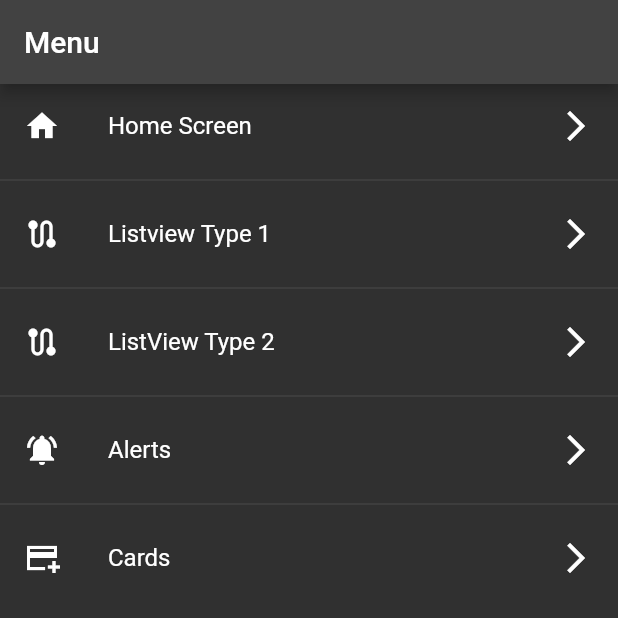
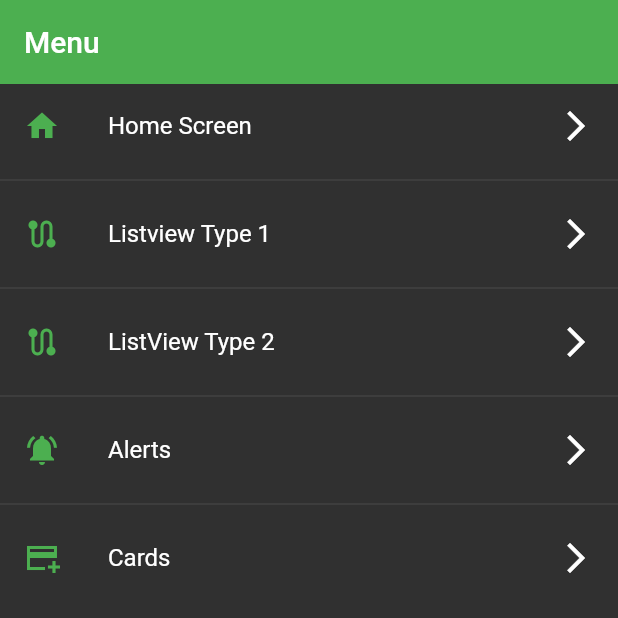
Before and after one commit to panchis7u7/Flutter, a Flutter app: the screen it shows after launch, on a phone screen of 412 x 824 dp, the top half of it. Run offline on Flutter 3.47's test engine with Material 2 defaults, Android fonts, the phone set to English and light mode, and no system bars.

Commit message:
Implemented custom cards with images as content.

```diff
--- a/component_navigator/lib/main.dart
+++ b/component_navigator/lib/main.dart
@@ -1,5 +1,6 @@
 import 'package:component_navigator/router/routes.dart';
 import 'package:component_navigator/screens/menu.dart';
+import 'package:component_navigator/theme/app_theme.dart';
 import 'package:flutter/material.dart';
 
 void main() => runApp(const MyApp());
@@ -13,8 +14,6 @@ class MyApp extends StatelessWidget {
     initialRoute: "Home",
     routes: AppRoutes.getAppRoutes(),
     onGenerateRoute: (settings) => AppRoutes.onGenerateRoute(settings, const Menu()),
-    theme: ThemeData.dark().copyWith(
-      primaryColor: Colors.indigo
-    )
+    theme: AppTheme.darkTheme
   );
 }
--- a/component_navigator/lib/router/routes.dart
+++ b/component_navigator/lib/router/routes.dart
@@ -1,5 +1,6 @@
 import 'package:component_navigator/models/menu_option.dart';
 import 'package:component_navigator/screens/menu.dart';
+import 'package:component_navigator/screens/menu_card.dart';
 import 'package:component_navigator/screens/test.dart';
 import 'package:flutter/material.dart';
 
@@ -11,7 +12,7 @@ class AppRoutes {
     MenuOption(route: 'LVT1', name: 'Listview Type 1', screen: const Test(), icon: Icons.route),
     MenuOption(route: 'LVT2', name: 'ListView Type 2', screen: const Test(), icon: Icons.route),
     MenuOption(route: 'Alerts', name: 'Alerts', screen: const Test(), icon: Icons.notifications_active),
-    MenuOption(route: 'Cards', name: 'Cards', screen: const Test(), icon: Icons.add_card_sharp),
+    MenuOption(route: 'Cards', name: 'Cards', screen: const CardScreen(), icon: Icons.add_card_sharp),
   ];
 
   static onGenerateRoute(RouteSettings settings, Widget defaultWidget) =>
--- a/component_navigator/lib/screens/menu.dart
+++ b/component_navigator/lib/screens/menu.dart
@@ -1,4 +1,5 @@
 import 'package:component_navigator/router/routes.dart';
+import 'package:component_navigator/theme/app_theme.dart';
 import 'package:flutter/material.dart';
 
 class Menu extends StatelessWidget {
@@ -12,7 +13,7 @@ const Menu({super.key});
       ),
       body: ListView.separated(
         itemBuilder: (context, index) => ListTile(
-          leading: Icon(AppRoutes.menuOptions[index].icon),
+          leading: Icon(AppRoutes.menuOptions[index].icon, color: AppTheme.primary,),
           trailing: const Icon(Icons.arrow_forward_ios),
           title: Text(AppRoutes.menuOptions[index].name),
           onTap: () => Navigator.pushNamed(context, AppRoutes.menuOptions[index].route),
--- /dev/null
+++ b/component_navigator/lib/theme/app_theme.dart
@@ -0,0 +1,27 @@
+import 'package:flutter/material.dart';
+
+class AppTheme {
+  static const Color primary = Colors.green;
+
+  static final ThemeData lightTheme = ThemeData.light().copyWith(
+    primaryColor: primary,
+    appBarTheme: const AppBarTheme(
+      color: primary,
+      elevation: 0
+    ),
+    textButtonTheme: TextButtonThemeData(
+      style: TextButton.styleFrom(foregroundColor: primary)
+    )
+  );
+
+  static final ThemeData darkTheme = ThemeData.dark().copyWith(
+    primaryColor: primary,
+    appBarTheme: const AppBarTheme(
+      color: primary,
+      elevation: 0
+    ),
+    textButtonTheme: TextButtonThemeData(
+      style: TextButton.styleFrom(foregroundColor: primary)
+    )
+  );
+}
--- /dev/null
+++ b/component_navigator/lib/widgets/widgets.dart
@@ -0,0 +1,2 @@
+export './custom_card_01.dart';
+export './custom_card_02.dart';
```
Also changed, not shown: component_navigator/lib/screens/menu_card.dart (added, +29 -0 lines), component_navigator/lib/widgets/custom_card_01.dart (added, +44 -0 lines), component_navigator/lib/widgets/custom_card_02.dart (added, +27 -0 lines), component_navigator/pubspec.yaml (+4 -6 lines), component_navigator/assets/loading.gif (added), 1 other file.
